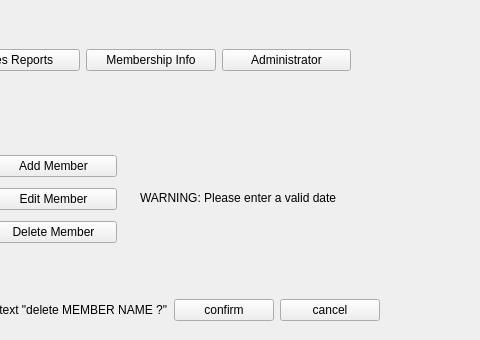
Old version of the form mainwindow.ui in the repository Big-Dogs/Bulk-Club-Project; both pictures show x 640 to 1120 and y 0 to 340 of the 1280 by 720 pixel window.
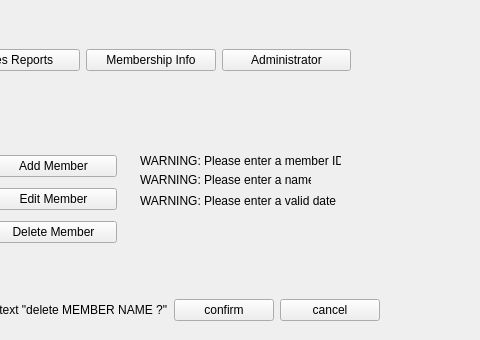
New version of the form. The open tabs and pages were chosen to show the change.

Commit message:
re implement the date check
instead of checking if a date that the user inserted is valid,  the function now adds the new member to the database and assigns them an expiration date based on the day that their membership started.

the code that was used previously is commented out

```diff
--- a/mainwindow.ui
+++ b/mainwindow.ui
@@ -874,13 +874,39 @@
           <x>780</x>
           <y>70</y>
           <width>201</width>
-          <height>16</height>
+          <height>21</height>
          </rect>
         </property>
         <property name="text">
          <string>WARNING: Please enter a valid date</string>
         </property>
        </widget>
+       <widget class="QLabel" name="label_admin_membersubmission_name_warning">
+        <property name="geometry">
+         <rect>
+          <x>780</x>
+          <y>50</y>
+          <width>171</width>
+          <height>20</height>
+         </rect>
+        </property>
+        <property name="text">
+         <string>WARNING: Please enter a name</string>
+        </property>
+       </widget>
+       <widget class="QLabel" name="label_admin_membersubmission_id_warning">
+        <property name="geometry">
+         <rect>
+          <x>780</x>
+          <y>30</y>
+          <width>201</width>
+          <height>21</height>
+         </rect>
+        </property>
+        <property name="text">
+         <string>WARNING: Please enter a member ID</string>
+        </property>
+       </widget>
       </widget>
       <widget class="QWidget" name="page_admin_inventory">
        <widget class="QTableView" name="tableView_admin_inventory">
```
Left out of the diff: 4 changed lines with no effect on the pictures. The commit also changes 2 other files.
